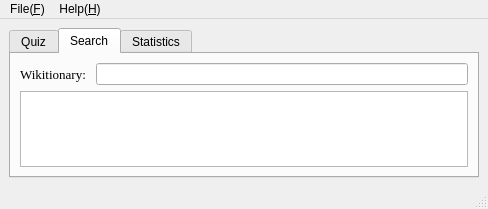
The window that mainwindow.ui (shijie-xu/conj) describes before a commit, drawn with Qt 5.
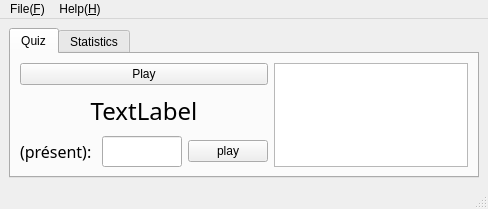
The same window after the commit. The open tabs and pages were chosen to show the change.

Commit message: show win when quiz is finished

```diff
--- a/mainwindow.ui
+++ b/mainwindow.ui
@@ -103,40 +103,6 @@
         </item>
        </layout>
       </widget>
-      <widget class="QWidget" name="tab_2">
-       <attribute name="title">
-        <string>Search</string>
-       </attribute>
-       <layout class="QHBoxLayout" name="horizontalLayout_4">
-        <item>
-         <layout class="QVBoxLayout" name="verticalLayout_4">
-          <item>
-           <layout class="QHBoxLayout" name="horizontalLayout_3">
-            <item>
-             <widget class="QLabel" name="label">
-              <property name="font">
-               <font>
-                <family>Times New Roman</family>
-                <pointsize>10</pointsize>
-               </font>
-              </property>
-              <property name="text">
-               <string>Wikitionary: </string>
-              </property>
-             </widget>
-            </item>
-            <item>
-             <widget class="QLineEdit" name="le_search"/>
-            </item>
-           </layout>
-          </item>
-          <item>
-           <widget class="QTextBrowser" name="tb_wiki"/>
-          </item>
-         </layout>
-        </item>
-       </layout>
-      </widget>
       <widget class="QWidget" name="tab_3">
        <attribute name="title">
         <string>Statistics</string>
```
The commit also changes 2 other files.
